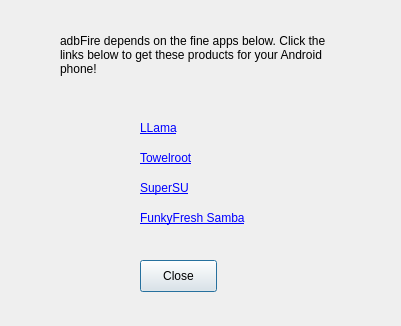
Qt form creditsdialog.ui (kbrack1/adbFire) before a commit.
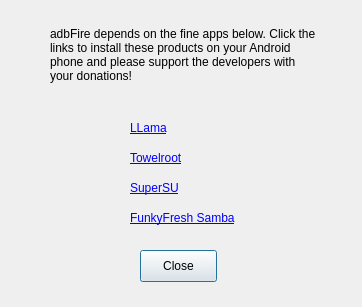
The same form after that commit.

What changed in the file:
```diff
--- a/creditsdialog.ui
+++ b/creditsdialog.ui
@@ -6,8 +6,8 @@
    <rect>
     <x>0</x>
     <y>0</y>
-    <width>401</width>
-    <height>326</height>
+    <width>362</width>
+    <height>307</height>
    </rect>
   </property>
   <property name="windowTitle">
@@ -17,7 +17,7 @@
    <property name="geometry">
     <rect>
      <x>140</x>
-     <y>260</y>
+     <y>250</y>
      <width>77</width>
      <height>32</height>
     </rect>
@@ -29,7 +29,7 @@
   <widget class="QLabel" name="label_6">
    <property name="geometry">
     <rect>
-     <x>140</x>
+     <x>130</x>
      <y>150</y>
      <width>81</width>
      <height>16</height>
@@ -48,7 +48,7 @@
   <widget class="QLabel" name="label_5">
    <property name="geometry">
     <rect>
-     <x>140</x>
+     <x>130</x>
      <y>120</y>
      <width>61</width>
      <height>16</height>
@@ -67,7 +67,7 @@
   <widget class="QLabel" name="label_8">
    <property name="geometry">
     <rect>
-     <x>140</x>
+     <x>130</x>
      <y>210</y>
      <width>131</width>
      <height>16</height>
@@ -86,7 +86,7 @@
   <widget class="QLabel" name="label_7">
    <property name="geometry">
     <rect>
-     <x>140</x>
+     <x>130</x>
      <y>180</y>
      <width>71</width>
      <height>16</height>
@@ -105,14 +105,14 @@
   <widget class="QLabel" name="label">
    <property name="geometry">
     <rect>
-     <x>60</x>
+     <x>50</x>
      <y>20</y>
      <width>271</width>
      <height>71</height>
     </rect>
    </property>
    <property name="text">
-    <string>&lt;html&gt;&lt;head/&gt;&lt;body&gt;&lt;p&gt;adbFire depends on the fine apps below. Click the links below to get these products for your Android phone!&lt;/p&gt;&lt;/body&gt;&lt;/html&gt;</string>
+    <string>&lt;html&gt;&lt;head/&gt;&lt;body&gt;&lt;p&gt;adbFire depends on the fine apps below. Click the links to install these products on your Android phone and please support the developers with your donations!&lt;/p&gt;&lt;/body&gt;&lt;/html&gt;</string>
    </property>
    <property name="textFormat">
     <enum>Qt::RichText</enum>
```
